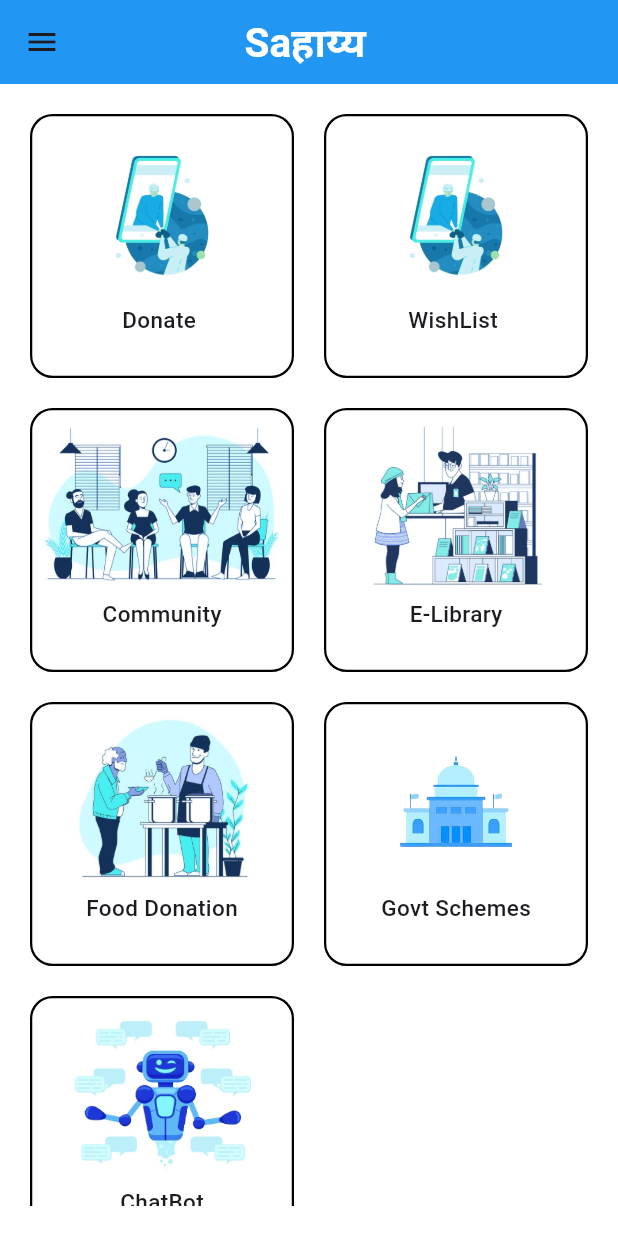
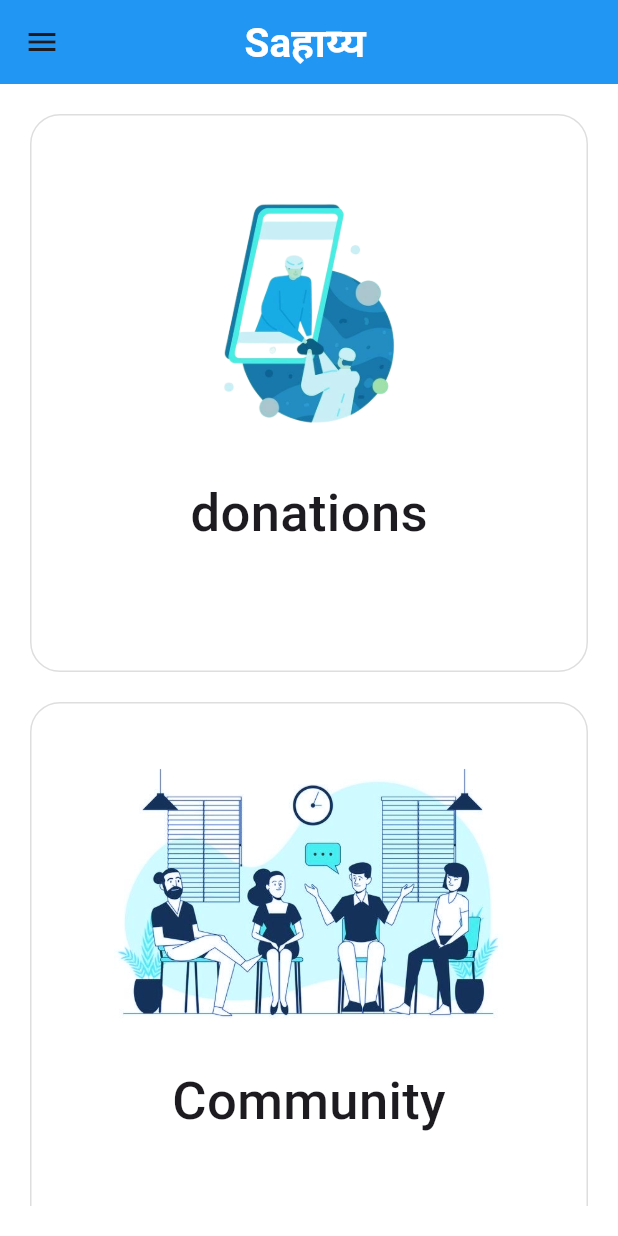
Before and after one commit to sathya-xd/nmit_sahaya_team_matrix, a Flutter app: the Home screen opened directly, after a tap on the "arrow back" icon, on a phone screen of 412 x 824 dp. Run offline on Flutter 3.47's test engine with Material 3 defaults, Android fonts, the light colour scheme and no system bars; our stand-ins replace barcode_widget, cloud_firestore, dio, file_picker, firebase_auth, firebase_core and 13 more; missing offline and left inert: downloads_path_provider_28, flutter_pdfview, mime_type, syncfusion_flutter_pdfviewer; accounts and stored records are empty.

Commit message:
Initial commit

```diff
--- a/lib/gadget donation/employee.dart
+++ b/lib/gadget donation/employee.dart
@@ -181,7 +181,7 @@ class _employeeState extends State<employee> {
                 height: 20,
               ),
               const Text(
-                "Current Items",
+                "Category:",
                 style: TextStyle(fontWeight: FontWeight.bold, fontSize: 24),
               ),
               const SizedBox(
--- a/lib/gadget donation/home_donate.dart
+++ b/lib/gadget donation/home_donate.dart
@@ -14,8 +14,18 @@ class Home extends StatefulWidget {
   @override
   State<Home> createState() => _HomeState();
 }
-
+    String globalVariable = "";
 class _HomeState extends State<Home> {
+  Map<String, dynamic> employeeInfoMap = {
+                        // "Name": namecontroller.text,
+                        // "Age": agecontroller.text,
+                        // "ID": Id,
+                        // "Location": locationcontroller.text,
+                        // "IamgeURL": imageUrl,
+                        // "Phone": phonecontroller.text,
+                        // "CurrentItems": currentontroller.text,
+                        // "NeedItems": needcontroller.text
+                      };
   TextEditingController namecontroller = TextEditingController();
   TextEditingController agecontroller = TextEditingController();
   TextEditingController locationcontroller = TextEditingController();
@@ -28,6 +38,28 @@ class _HomeState extends State<Home> {
   void initState() {
     super.initState();
     employeeStream = DataBaseMethods().getEmployeeDetailes();
+  }
+
+  void _runFilter(String enteredKeyword) {
+    globalVariable=enteredKeyword;
+    List<Map<String, dynamic>> employeeInfoMap = [];
+    if (enteredKeyword.isEmpty) {
+      setState(() {
+        employeeStream = DataBaseMethods().getEmployeeDetailes();
+      });
+    }
+
+    employeeInfoMap.forEach((employeeInfoMap) {
+      if (employeeInfoMap["Name"].contains(enteredKeyword)) {
+        setState(() {
+          employeeStream = DataBaseMethods().getEmployeeDetailes();
+        });
+      }
+      setState(() {
+        employeeStream = DataBaseMethods().getEmployeeDetailes();
+
+      });
+    });
   }
 
   Widget allEmployeeDetailes() {
@@ -43,11 +75,12 @@ class _HomeState extends State<Home> {
               child: Text("No data"),
             );
           }
+          var filteredDocs = snapshot.data!.docs.where((doc) => doc['Name'].toString().contains(globalVariable)).toList();
+          return ListView.builder(
 
-          return ListView.builder(
-              itemCount: snapshot.data!.docs.length,
-              itemBuilder: (context, index) {
-                DocumentSnapshot ds = snapshot.data!.docs[index];
+              itemCount: filteredDocs.length,
+  itemBuilder: (context, index) {
+    DocumentSnapshot ds = filteredDocs[index];
 
                 return Container(
                     decoration: BoxDecoration(
@@ -255,6 +288,10 @@ class _HomeState extends State<Home> {
         margin: const EdgeInsets.only(top: 20, left: 20, right: 20),
         child: Column(
           children: [
+            Text(
+              'Donate for Reuse',
+              style: TextStyle(fontSize: 30, fontWeight: FontWeight.bold),
+            ),
             Expanded(child: allEmployeeDetailes()),
           ],
         ),
--- a/lib/item donation/employee.dart
+++ b/lib/item donation/employee.dart
@@ -190,7 +190,7 @@ class _employeeState extends State<employee> {
                 height: 20,
               ),
               const Text(
-                "Current Items",
+                "Category",
                 style: TextStyle(fontWeight: FontWeight.bold, fontSize: 24),
               ),
               const SizedBox(
--- a/lib/item donation/home_item_donation.dart
+++ b/lib/item donation/home_item_donation.dart
@@ -156,7 +156,7 @@ class _HomeState extends State<HomeItem> {
                             height: 10,
                           ),
                           Text(
-                            "Current items: " + ds["CurrentItems"],
+                            "Category: " + ds["CurrentItems"],
                             style: const TextStyle(
                                 color: Colors.blue,
                                 fontWeight: FontWeight.w400,
@@ -260,7 +260,7 @@ class _HomeState extends State<HomeItem> {
             Padding(
               padding: const EdgeInsets.only(left: 0),
               child: Text(
-                "GadgetDonation",
+                "Enlist Your needs",
                 style: TextStyle(
                     fontWeight: FontWeight.bold,
                     color: Color.fromARGB(255, 0, 0, 0)),
--- a/lib/library/main.dart
+++ /dev/null
@@ -1,6 +0,0 @@
-// import 'package:flutter/material.dart';
-// import 'package:lithabit/app.dart';
-
-// void main() {
-//   runApp(const MyApp());
-// }
--- a/lib/main.dart
+++ b/lib/main.dart
@@ -9,13 +9,12 @@ import 'package:groupchat/helper/helper_function.dart';
 import 'package:groupchat/pages/auth/login_page.dart';
 import 'package:groupchat/pages/home_page.dart';
 import 'package:groupchat/pages/select%20page/select_page.dart';
-
 import 'package:groupchat/pushnot/local_notifications.dart';
-
 import 'package:flutter/material.dart';
 import 'package:flutter_local_notifications/flutter_local_notifications.dart';
+import 'package:timezone/data/latest.dart' as tz;
 
-import 'package:timezone/data/latest.dart' as tz;
+
 
 //import 'package:student2/push_notification/push_notification.dart';
 
--- a/lib/pages/select page/select_page.dart
+++ b/lib/pages/select page/select_page.dart
@@ -9,6 +9,7 @@ import 'package:flutter/widgets.dart';
 import 'package:groupchat/ChatBot/chat_bot.dart';
 import 'package:groupchat/Food%20Donation/food_donation.dart';
 import 'package:groupchat/Government/home_page.dart';
+import 'package:groupchat/barter/donations.dart';
 import 'package:groupchat/helper/helper_function.dart';
 import 'package:groupchat/item%20donation/home_item_donation.dart';
 import 'package:groupchat/library/app.dart';
@@ -19,7 +20,6 @@ import 'package:groupchat/services/auth_service.dart';
 import 'package:groupchat/services/data_base_service.dart';
 import 'package:groupchat/widgets/widgets.dart';
 import 'package:image_picker/image_picker.dart';
-
 import '../../gadget donation/home_donate.dart';
 
 class SelectPage extends StatefulWidget {
@@ -185,54 +185,83 @@ class _SelectPageState extends State<SelectPage> {
       body: Container(
         padding: const EdgeInsets.all(20.0),
         child: GridView.count(
-          crossAxisCount: 2,
+          crossAxisCount: 1,
           crossAxisSpacing: 20.0,
           mainAxisSpacing: 20.0,
           children: [
+            // GestureDetector(
+            //   onTap: () {
+            //     Navigator.push(
+            //       context,
+            //       MaterialPageRoute(builder: (context) => const Home()),
+            //     );
+            //   },
+            //   child: Container(
+            //     padding: const EdgeInsets.only(top: 5),
+            //     decoration: BoxDecoration(
+            //         border: Border.all(color: Colors.black, width: 1.5),
+            //         borderRadius: BorderRadius.circular(15)),
+            //     height: 100,
+            //     width: 100,
+            //     child: Column(children: [
+            //       Image.asset('assets/images/recieve.png',
+            //           width: 120, height: 120),
+            //       const Text(
+            //         'Donate ',
+            //         style: TextStyle(fontWeight: FontWeight.w500, fontSize: 15),
+            //       )
+            //     ]),
+            //   ),
+            // ),
+            // GestureDetector(
+            //   onTap: () {
+            //     Navigator.push(
+            //       context,
+            //       MaterialPageRoute(builder: (context) => const HomeItem()),
+            //     );
+            //   },
+            //   child: Container(
+            //     padding: const EdgeInsets.only(top: 5),
+            //     decoration: BoxDecoration(
+            //         border: Border.all(color: Colors.black, width: 1.5),
+            //         borderRadius: BorderRadius.circular(15)),
+            //     height: 100,
+            //     width: 100,
+            //     child: Column(children: [
+            //       Image.asset('assets/images/recieve.png',
+            //           width: 200, height: 120),
+            //       const Text(
+            //         'WishList ',
+            //         style: TextStyle(fontWeight: FontWeight.w500, fontSize: 15),
+            //       )
+            //     ]),
+            //   ),
+            // ),
                         GestureDetector(
               onTap: () {
                 Navigator.push(
                   context,
-                  MaterialPageRoute(builder: (context) => const Home()),
+                  MaterialPageRoute(builder: (context) => DonationsPage()),
                 );
               },
               child: Container(
-                padding: const EdgeInsets.only(top: 5),
+               padding: const EdgeInsets.all(20),
+                        width: MediaQuery.of(context).size.width,
                         decoration: BoxDecoration(
-                    border: Border.all(color: Colors.black, width: 1.5),
-                    borderRadius: BorderRadius.circular(15)),
-                height: 100,
-                width: 100,
+                            color: Colors.white,
+                            borderRadius: BorderRadius.circular(20),
+                            border: Border.all(
+                                color: Color.fromARGB(255, 223, 222, 222))),
+                child: SingleChildScrollView(
                   child: Column(children: [
-                  Image.asset('assets/images/recieve.png', width: 120, height: 120),
+                    Image.asset('assets/images/recieve.png', width: 220, height: 220),
                     const Text(
-                    'Donate ',
-                    style: TextStyle(fontWeight: FontWeight.w500, fontSize: 15),
+                      'donations',
+                      style:
+                          TextStyle(fontWeight: FontWeight.w500, fontSize: 35),
                     )
                   ]),
                 ),
-            ),
-            GestureDetector(
-              onTap: () {
-                Navigator.push(
-                  context,
-                  MaterialPageRoute(builder: (context) => const HomeItem()),
-                );
-              },
-              child: Container(
-                padding: const EdgeInsets.only(top: 5),
-                decoration: BoxDecoration(
-                    border: Border.all(color: Colors.black, width: 1.5),
-                    borderRadius: BorderRadius.circular(15)),
-                height: 100,
-                width: 100,
-                child: Column(children: [
-                  Image.asset('assets/images/recieve.png', width: 200, height: 120),
-                  const Text(
-                    'WishList ',
-                    style: TextStyle(fontWeight: FontWeight.w500, fontSize: 15),
-                  )
-                ]),
               ),
             ),
             GestureDetector(
@@ -243,17 +272,18 @@ class _SelectPageState extends State<SelectPage> {
                 );
               },
               child: Container(
-                padding: const EdgeInsets.only(top: 5),
+                padding: const EdgeInsets.all(20),
+                        width: MediaQuery.of(context).size.width,
                         decoration: BoxDecoration(
-                    border: Border.all(color: Colors.black, width: 1.5),
-                    borderRadius: BorderRadius.circular(15)),
-                height: 100,
-                width: 100,
+                            color: Colors.white,
+                            borderRadius: BorderRadius.circular(20),
+                            border: Border.all(
+                                color: Color.fromARGB(255, 223, 222, 222))),
                 child: Column(children: [
-                  Image.asset('assets/community.jpg', width: 160, height: 120),
+                  Image.asset('assets/community.jpg', width: 260, height: 220),
                   const Text(
                     'Community',
-                    style: TextStyle(fontWeight: FontWeight.w500, fontSize: 15),
+                    style: TextStyle(fontWeight: FontWeight.w500, fontSize: 35),
                   )
                 ]),
               ),
@@ -266,93 +296,70 @@ class _SelectPageState extends State<SelectPage> {
                 );
               },
               child: Container(
-                padding: const EdgeInsets.only(top: 5),
+               padding: const EdgeInsets.all(20),
+                        width: MediaQuery.of(context).size.width,
                         decoration: BoxDecoration(
-                    border: Border.all(color: Colors.black, width: 1.5),
-                    borderRadius: BorderRadius.circular(15)),
-                height: 100,
-                width: 100,
+                            color: Colors.white,
+                            borderRadius: BorderRadius.circular(20),
+                            border: Border.all
+                            (
+                                color: Color.fromARGB(255, 223, 222, 222))),
                 child: Column(children: [
-                  Image.asset('assets/library.jpg', width: 200, height: 120),
+                  Image.asset('assets/library.jpg', width: 200, height: 220),
                   const Text(
                     'E-Library',
-                    style: TextStyle(fontWeight: FontWeight.w500, fontSize: 15),
+                    style: TextStyle(fontWeight: FontWeight.w500, fontSize: 35),
                   )
                 ]),
               ),
             ),
-            GestureDetector(
-              onTap: () {
-                Navigator.push(
-                  context,
-                  MaterialPageRoute(builder: (context) => FoodDonation()),
-                );
-              },
-              child: Container(
-                padding: const EdgeInsets.only(top: 5),
-                decoration: BoxDecoration(
-                    border: Border.all(color: Colors.black, width: 1.5),
-                    borderRadius: BorderRadius.circular(15)),
-                height: 100,
-                width: 100,
-                child: Column(children: [
-                  Image.asset('assets/food.jpg', width: 120, height: 120),
-                  const Text(
-                    'Food Donation',
-                    style: TextStyle(fontWeight: FontWeight.w500, fontSize: 15),
-                  )
-                ]),
-              ),
-            ),
-            GestureDetector(
-              onTap: () {
-                Navigator.push(
-                  context,
-                  MaterialPageRoute(builder: (context) => Home_page()),
-                );
-              },
-              child: Container(
-                padding: const EdgeInsets.only(top: 5),
-                decoration: BoxDecoration(
-                    border: Border.all(color: Colors.black, width: 1.5),
-                    borderRadius: BorderRadius.circular(15)),
-                height: 100,
-                width: 100,
-                child: SingleChildScrollView(
-                  child: Column(children: [
-                    Image.asset('assets/govt.png', width: 120, height: 120),
-                    const Text(
-                      'Govt Schemes',
-                      style:
-                          TextStyle(fontWeight: FontWeight.w500, fontSize: 15),
-                    )
-                  ]),
-                ),
-              ),
-            ),
-            GestureDetector(
-              onTap: () {
-                Navigator.push(
-                  context,
-                  MaterialPageRoute(builder: (context) => ChatBot()),
-                );
-              },
-              child: Container(
-                padding: const EdgeInsets.only(top: 5),
-                decoration: BoxDecoration(
-                    border: Border.all(color: Colors.black, width: 1.5),
-                    borderRadius: BorderRadius.circular(15)),
-                height: 100,
-                width: 100,
-                child: Column(children: [
-                  Image.asset('assets/chatbot.jpg', width: 170, height: 120),
-                  const Text(
-                    'ChatBot',
-                    style: TextStyle(fontWeight: FontWeight.w500, fontSize: 15),
-                  )
-                ]),
-              ),
-            ),
+            // GestureDetector(
+            //   onTap: () {
+            //     Navigator.push(
+            //       context,
+            //       MaterialPageRoute(builder: (context) => FoodDonation()),
+            //     );
+            //   },
+            //   child: Container(
+            //     padding: const EdgeInsets.only(top: 5),
+            //     decoration: BoxDecoration(
+            //         border: Border.all(color: Colors.black, width: 1.5),
+            //         borderRadius: BorderRadius.circular(15)),
+            //     height: 100,
+            //     width: 100,
+            //     child: Column(children: [
+            //       Image.asset('assets/food.jpg', width: 120, height: 120),
+            //       const Text(
+            //         'Food Donation',
+            //         style: TextStyle(fontWeight: FontWeight.w500, fontSize: 15),
+            //       )
+            //     ]),
+            //   ),
+            // ),
+
+            // GestureDetector(
+            //   onTap: () {
+            //     Navigator.push(
+            //       context,
+            //       MaterialPageRoute(builder: (context) => ChatBot()),
+            //     );
+            //   },
+            //   child: Container(
+            //     padding: const EdgeInsets.only(top: 5),
+            //     decoration: BoxDecoration(
+            //         border: Border.all(color: Colors.black, width: 1.5),
+            //         borderRadius: BorderRadius.circular(15)),
+            //     height: 100,
+            //     width: 100,
+            //     child: Column(children: [
+            //       Image.asset('assets/chatbot.jpg', width: 170, height: 120),
+            //       const Text(
+            //         'ChatBot',
+            //         style: TextStyle(fontWeight: FontWeight.w500, fontSize: 15),
+            //       )
+            //     ]),
+            //   ),
+            // ),
           ],
         ),
       ),
--- a/pubspec.yaml
+++ b/pubspec.yaml
@@ -49,7 +49,7 @@ dependencies:
   http: ^1.0.0
   barcode: ^2.2.4
   barcode_widget: ^2.0.4
-
+  flutter_swipable: ^1.0.0
 
   # The following adds the Cupertino Icons font to your application.
   # Use with the CupertinoIcons class for iOS style icons.
```
Also changed, not shown: lib/barter/donations.dart (added, +108 -0 lines), lib/gadget donation/main.dart (deleted, +0 -31 lines), lib/item donation/main.dart (deleted, +0 -29 lines), firebase.json (added), lib/firebase_options.dart, pubspec.lock, 4 other files. Lines whose indentation alone changed are shown as unchanged.
